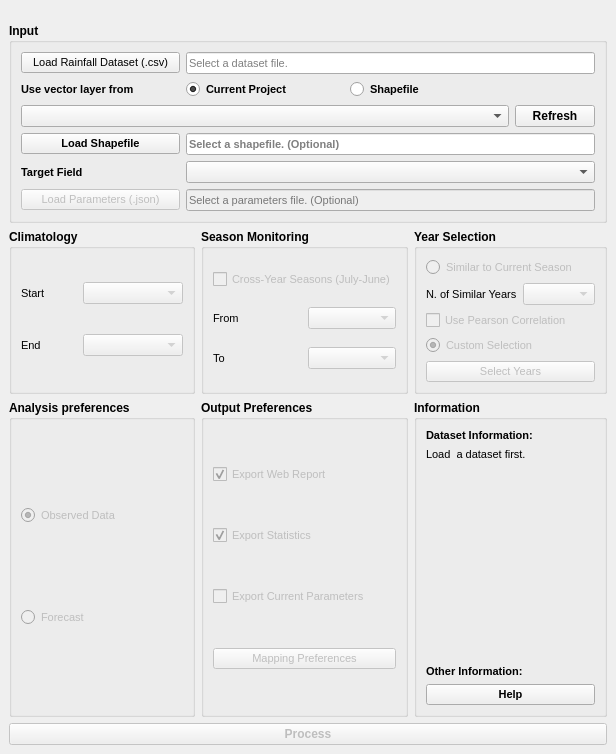
The window that ui/smpg_dialog_base.ui (JuanPDiazL/SMPG) describes before a commit, drawn with Qt 5.
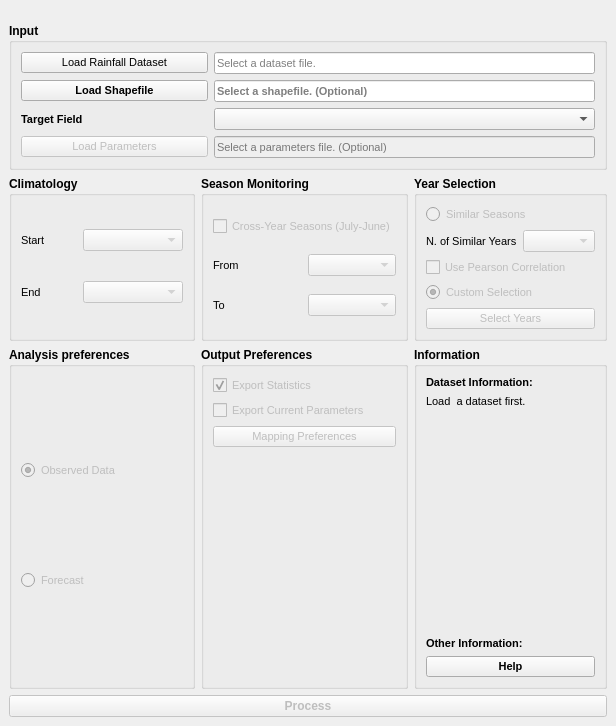
The same window after the commit. Icons and pictures are not drawn.

Commit message: improvements: remove unused elements in the UI

Patch:
```diff
--- a/ui/smpg_dialog_base.ui
+++ b/ui/smpg_dialog_base.ui
@@ -7,7 +7,7 @@
     <x>0</x>
     <y>0</y>
     <width>616</width>
-    <height>754</height>
+    <height>726</height>
    </rect>
   </property>
   <property name="sizePolicy">
@@ -121,7 +121,7 @@
             </font>
            </property>
            <property name="text">
-            <string>Similar to Current Season</string>
+            <string>Similar Seasons</string>
            </property>
            <property name="checked">
             <bool>false</bool>
@@ -447,7 +447,38 @@
          <string>Input</string>
         </property>
         <layout class="QGridLayout" name="gridLayout_2">
-         <item row="7" column="0">
+         <item row="0" column="1" colspan="2">
+          <widget class="QLineEdit" name="datasetInputLineEdit">
+           <property name="font">
+            <font>
+             <pointsize>8</pointsize>
+             <weight>50</weight>
+             <bold>false</bold>
+            </font>
+           </property>
+           <property name="readOnly">
+            <bool>true</bool>
+           </property>
+           <property name="placeholderText">
+            <string>Select a dataset file.</string>
+           </property>
+          </widget>
+         </item>
+         <item row="3" column="1" colspan="2">
+          <widget class="QComboBox" name="targetFieldComboBox">
+           <property name="font">
+            <font>
+             <pointsize>8</pointsize>
+             <weight>75</weight>
+             <bold>true</bold>
+            </font>
+           </property>
+           <property name="placeholderText">
+            <string>Select the target field.</string>
+           </property>
+          </widget>
+         </item>
+         <item row="5" column="0">
           <widget class="QPushButton" name="importParametersButton">
            <property name="enabled">
             <bool>false</bool>
@@ -460,7 +491,7 @@
             </font>
            </property>
            <property name="text">
-            <string>Load Parameters (.json)</string>
+            <string>Load Parameters</string>
            </property>
           </widget>
          </item>
@@ -474,11 +505,28 @@
             </font>
            </property>
            <property name="text">
-            <string>Load Rainfall Dataset (.csv)</string>
+            <string>Load Rainfall Dataset</string>
            </property>
           </widget>
          </item>
-         <item row="5" column="0">
+         <item row="2" column="1" colspan="2">
+          <widget class="QLineEdit" name="shapefilePathLineEdit">
+           <property name="font">
+            <font>
+             <pointsize>8</pointsize>
+             <weight>75</weight>
+             <bold>true</bold>
+            </font>
+           </property>
+           <property name="readOnly">
+            <bool>true</bool>
+           </property>
+           <property name="placeholderText">
+            <string>Select a shapefile. (Optional)</string>
+           </property>
+          </widget>
+         </item>
+         <item row="3" column="0">
           <widget class="QLabel" name="label_2">
            <property name="font">
             <font>
@@ -492,21 +540,7 @@
            </property>
           </widget>
          </item>
-         <item row="1" column="0">
-          <widget class="QLabel" name="label">
-           <property name="font">
-            <font>
-             <pointsize>8</pointsize>
-             <weight>75</weight>
-             <bold>true</bold>
-            </font>
-           </property>
-           <property name="text">
-            <string>Use vector layer from</string>
-           </property>
-          </widget>
-         </item>
-         <item row="4" column="0">
+         <item row="2" column="0">
           <widget class="QPushButton" name="loadShapefileButton">
            <property name="font">
             <font>
@@ -520,86 +554,7 @@
            </property>
           </widget>
          </item>
-         <item row="1" column="1">
-          <widget class="QRadioButton" name="useProjectLayerRadioButton">
-           <property name="font">
-            <font>
-             <pointsize>8</pointsize>
-             <weight>75</weight>
-             <bold>true</bold>
-            </font>
-           </property>
-           <property name="text">
-            <string>Current Project</string>
-           </property>
-           <property name="checked">
-            <bool>true</bool>
-           </property>
-          </widget>
-         </item>
-         <item row="0" column="1" colspan="3">
-          <widget class="QLineEdit" name="datasetInputLineEdit">
-           <property name="font">
-            <font>
-             <pointsize>8</pointsize>
-             <weight>50</weight>
-             <bold>false</bold>
-            </font>
-           </property>
-           <property name="readOnly">
-            <bool>true</bool>
-           </property>
-           <property name="placeholderText">
-            <string>Select a dataset file.</string>
-           </property>
-          </widget>
-         </item>
-         <item row="1" column="2" colspan="2">
-          <widget class="QRadioButton" name="useShapefileRadioButton">
-           <property name="font">
-            <font>
-             <pointsize>8</pointsize>
-             <weight>75</weight>
-             <bold>true</bold>
-            </font>
-           </property>
-           <property name="text">
-            <string>Shapefile</string>
-           </property>
-          </widget>
-         </item>
-         <item row="4" column="1" colspan="3">
-          <widget class="QLineEdit" name="shapefilePathLineEdit">
-           <property name="font">
-            <font>
-             <pointsize>8</pointsize>
-             <weight>75</weight>
-             <bold>true</bold>
-            </font>
-           </property>
-           <property name="readOnly">
-            <bool>true</bool>
-           </property>
-           <property name="placeholderText">
-            <string>Select a shapefile. (Optional)</string>
-           </property>
-          </widget>
-         </item>
-         <item row="5" column="1" colspan="3">
-          <widget class="QComboBox" name="targetFieldComboBox">
-           <property name="font">
-            <font>
-             <pointsize>8</pointsize>
-             <weight>75</weight>
-             <bold>true</bold>
-            </font>
-           </property>
-           <property name="placeholderText">
-            <string>Select the target field.</string>
-           </property>
-          </widget>
-         </item>
-         <item row="7" column="1" colspan="3">
+         <item row="5" column="1" colspan="2">
           <widget class="QLineEdit" name="importParametersLineEdit">
            <property name="enabled">
             <bool>false</bool>
@@ -619,33 +574,6 @@
            </property>
           </widget>
          </item>
-         <item row="3" column="0" colspan="3">
-          <widget class="QComboBox" name="mapSelectionComboBox">
-           <property name="font">
-            <font>
-             <pointsize>8</pointsize>
-             <weight>75</weight>
-             <bold>true</bold>
-            </font>
-           </property>
-           <property name="placeholderText">
-            <string>Select a vector layer.</string>
-           </property>
-          </widget>
-         </item>
-         <item row="3" column="3">
-          <widget class="QPushButton" name="refreshLayersPushButton">
-           <property name="sizePolicy">
-            <sizepolicy hsizetype="Fixed" vsizetype="Fixed">
-             <horstretch>0</horstretch>
-             <verstretch>0</verstretch>
-            </sizepolicy>
-           </property>
-           <property name="text">
-            <string>Refresh</string>
-           </property>
-          </widget>
-         </item>
         </layout>
        </widget>
       </item>
@@ -679,8 +607,21 @@
          <string>Output Preferences</string>
         </property>
         <layout class="QGridLayout" name="gridLayout_10">
+         <item row="4" column="0">
+          <spacer name="verticalSpacer_2">
+           <property name="orientation">
+            <enum>Qt::Vertical</enum>
+           </property>
+           <property name="sizeHint" stdset="0">
+            <size>
+             <width>0</width>
+             <height>0</height>
+            </size>
+           </property>
+          </spacer>
+         </item>
          <item row="0" column="0">
-          <widget class="QCheckBox" name="exportWebCheckBox">
+          <widget class="QCheckBox" name="exportStatsCheckBox">
            <property name="enabled">
             <bool>false</bool>
            </property>
@@ -692,14 +633,14 @@
             </font>
            </property>
            <property name="text">
-            <string>Export Web Report</string>
+            <string>Export Statistics</string>
            </property>
            <property name="checked">
             <bool>true</bool>
            </property>
           </widget>
          </item>
-         <item row="3" column="0">
+         <item row="2" column="0">
           <widget class="QCheckBox" name="exportParametersCheckBox">
            <property name="enabled">
             <bool>false</bool>
@@ -716,7 +657,7 @@
            </property>
           </widget>
          </item>
-         <item row="4" column="0">
+         <item row="3" column="0">
           <widget class="QPushButton" name="mappingButton">
            <property name="enabled">
             <bool>false</bool>
@@ -733,26 +674,6 @@
            </property>
           </widget>
          </item>
-         <item row="1" column="0">
-          <widget class="QCheckBox" name="exportStatsCheckBox">
-           <property name="enabled">
-            <bool>false</bool>
-           </property>
-           <property name="font">
-            <font>
-             <pointsize>8</pointsize>
-             <weight>50</weight>
-             <bold>false</bold>
-            </font>
-           </property>
-           <property name="text">
-            <string>Export Statistics</string>
-           </property>
-           <property name="checked">
-            <bool>true</bool>
-           </property>
-          </widget>
-         </item>
         </layout>
        </widget>
       </item>
@@ -804,7 +725,7 @@
            </property>
            <property name="sizeHint" stdset="0">
             <size>
-             <width>20</width>
+             <width>0</width>
              <height>0</height>
             </size>
            </property>
```
The commit also changes 3 other files.
